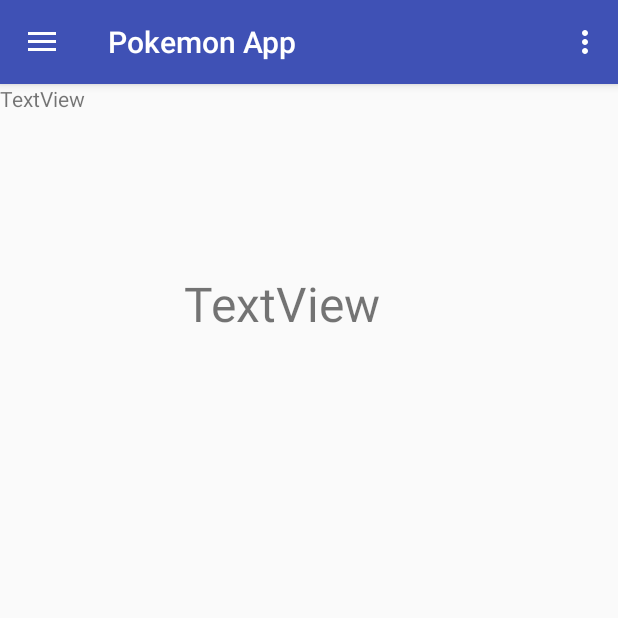
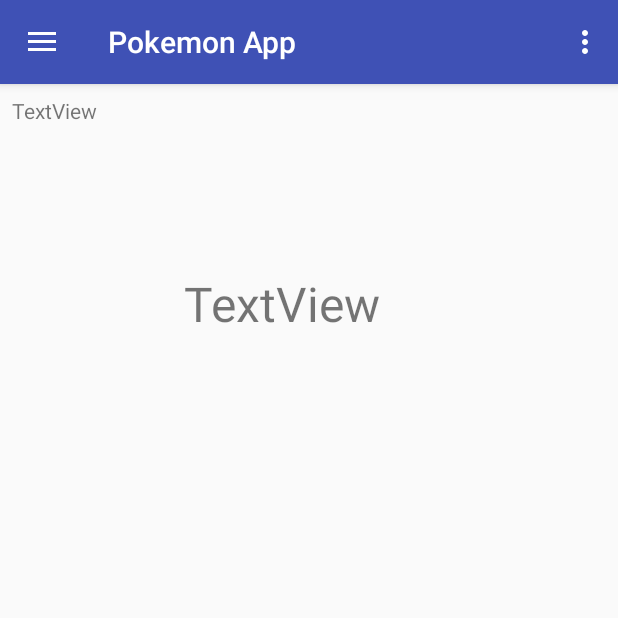
Before and after one commit to 50Hannah000/MDB2, an Android app: the fragment PokemonDetailFragment placed in its activity, on a phone screen of 412 x 824 dp, the top half of it. Run offline under Robolectric (Android 15) with nearby library versions, the phone set to English and light mode, and no system bars; our stand-ins replace Volley; network calls fail; 1 statement that could not run was skipped.

Commit message:
rewrite hannah 3: cleaned some stuff

```diff
--- a/app/src/main/java/com/example/martijncoomans/mobiledevelopment2newproject/CustomAdapter.java
+++ b/app/src/main/java/com/example/martijncoomans/mobiledevelopment2newproject/CustomAdapter.java
@@ -1,19 +1,13 @@
 package com.example.martijncoomans.mobiledevelopment2newproject;
 
 import android.content.Context;
-import android.graphics.Bitmap;
-import android.graphics.BitmapFactory;
-import android.os.AsyncTask;
 import android.support.annotation.NonNull;
-import android.util.Log;
 import android.view.LayoutInflater;
 import android.view.View;
 import android.view.ViewGroup;
 import android.widget.ArrayAdapter;
 import android.widget.ImageView;
 import android.widget.TextView;
-
-import java.io.InputStream;
 
 public class CustomAdapter extends ArrayAdapter<Pokemon> {
 
--- a/app/src/main/java/com/example/martijncoomans/mobiledevelopment2newproject/DownloadImageTask.java
+++ b/app/src/main/java/com/example/martijncoomans/mobiledevelopment2newproject/DownloadImageTask.java
@@ -5,7 +5,6 @@ import android.graphics.BitmapFactory;
 import android.os.AsyncTask;
 import android.util.Log;
 import android.widget.ImageView;
-
 import java.io.InputStream;
 
 public class DownloadImageTask extends AsyncTask<String, Void, Bitmap> {
--- a/app/src/main/java/com/example/martijncoomans/mobiledevelopment2newproject/Pokemon.java
+++ b/app/src/main/java/com/example/martijncoomans/mobiledevelopment2newproject/Pokemon.java
@@ -1,7 +1,6 @@
 package com.example.martijncoomans.mobiledevelopment2newproject;
 
 import android.graphics.Bitmap;
-
 import java.io.Serializable;
 
 public class Pokemon implements Serializable {
--- a/app/src/main/java/com/example/martijncoomans/mobiledevelopment2newproject/PokemonDetailFragment.java
+++ b/app/src/main/java/com/example/martijncoomans/mobiledevelopment2newproject/PokemonDetailFragment.java
@@ -1,29 +1,17 @@
 package com.example.martijncoomans.mobiledevelopment2newproject;
 
 import android.app.Fragment;
+import android.app.FragmentManager;
 import android.content.Context;
-import android.content.SharedPreferences;
 import android.os.Bundle;
 import android.support.annotation.Nullable;
-import android.util.Log;
 import android.view.LayoutInflater;
 import android.view.View;
 import android.view.ViewGroup;
 import android.widget.Button;
 import android.widget.ImageView;
 import android.widget.TextView;
-import android.graphics.drawable.Drawable;
 import android.widget.Toast;
-
-import java.io.BufferedReader;
-import java.io.BufferedWriter;
-import java.io.File;
-import java.io.FileInputStream;
-import java.io.FileNotFoundException;
-import java.io.FileOutputStream;
-import java.io.IOException;
-import java.io.InputStreamReader;
-import java.io.OutputStreamWriter;
 import java.util.ArrayList;
 import java.util.List;
 import java.util.Random;
@@ -35,8 +23,10 @@ public class PokemonDetailFragment extends Fragment {
     private ImageView image;
     private Button button;
     private Pokemon currentPokemon;
+    private CustomAdapter mAdapter;
     private List<Pokemon> pokemons = new ArrayList<>();
-    Context mContext;
+    private Context mContext;
+    private FragmentManager fragmentManager = getFragmentManager();
 
     @Override
     public void onCreate(@Nullable Bundle savedInstanceState) {
@@ -84,6 +74,7 @@ public class PokemonDetailFragment extends Fragment {
     public void catchPokemon(Pokemon pokemon){
         Random rand = new Random();
         Toast toast = null;
+        if(pokemon.isCatched != true) {
             if(rand.nextInt(4) == 0) {
                 toast = Toast.makeText(mContext, "You caught the pokemon!", Toast.LENGTH_SHORT);
                 pokemons = StorageController.getPokemons(mContext);
@@ -96,21 +87,28 @@ public class PokemonDetailFragment extends Fragment {
             } else {
                 toast = Toast.makeText(mContext, "Pokemon escaped!", Toast.LENGTH_SHORT);
             }
+        }
+        else {
+            button.setBackgroundColor(5555);
+            toast = Toast.makeText(mContext, "U already caught this pokemon!", Toast.LENGTH_SHORT);
+        }
         toast.show();
     }
 
     public void releasePokemon(Pokemon pokemon) {
         pokemons = StorageController.getPokemons(mContext);
-
+        Toast toast = Toast.makeText(mContext, "Sorry, today is not a good day to release a pokemon!", Toast.LENGTH_SHORT);
         Pokemon removeP = null;
 
         for(Pokemon p : pokemons){
             if(p.id == pokemon.id) {
                 removeP = p;
+                toast = Toast.makeText(mContext, "You released the pokemon!", Toast.LENGTH_SHORT);
             }
         }
 
         pokemons.remove(removeP);
+        toast.show();
 
         StorageController.setPokemons(mContext, pokemons);
     }
--- a/app/src/main/res/layout/pokemon_detail.xml
+++ b/app/src/main/res/layout/pokemon_detail.xml
@@ -48,9 +48,11 @@
         android:id="@+id/pokemon_detail_id"
         android:layout_width="73dp"
         android:layout_height="44dp"
+        android:layout_marginStart="8dp"
+        android:layout_marginTop="8dp"
         android:text="TextView"
-        tools:layout_editor_absoluteX="16dp"
-        tools:layout_editor_absoluteY="16dp" />
+        app:layout_constraintStart_toStartOf="parent"
+        app:layout_constraintTop_toTopOf="parent" />
 
 
 </android.support.constraint.ConstraintLayout>
```
Also changed, not shown: app/src/main/java/com/example/martijncoomans/mobiledevelopment2newproject/AppController.java (+0 -15 lines), app/src/main/java/com/example/martijncoomans/mobiledevelopment2newproject/CatchedListFragment.java (+2 -23 lines), app/src/main/java/com/example/martijncoomans/mobiledevelopment2newproject/MainActivity.java (+0 -10 lines), app/src/main/java/com/example/martijncoomans/mobiledevelopment2newproject/PokemonListFragment.java (+1 -15 lines), app/src/main/java/com/example/martijncoomans/mobiledevelopment2newproject/StorageController.java (+10 -22 lines). Lines whose indentation alone changed are shown as unchanged.
